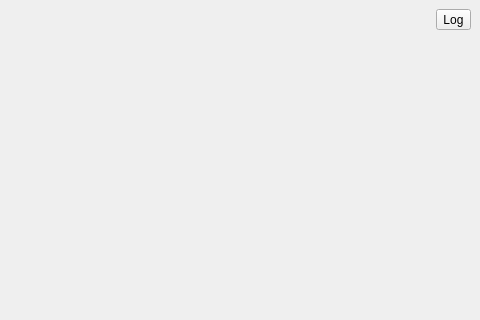
Above: main/mainwindow.ui from MRsoymilk/MySerial before the change; both pictures show x 320 to 800 and y 0 to 320 of the 800 by 600 pixel window. Below: the same form after it.
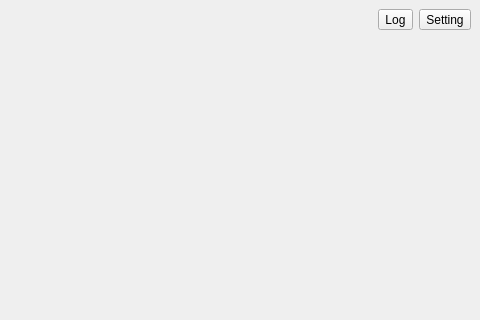
That is the form after the change.

The edit to the form file:
```diff
--- a/main/mainwindow.ui
+++ b/main/mainwindow.ui
@@ -58,6 +58,13 @@
         </property>
        </widget>
       </item>
+      <item>
+       <widget class="QToolButton" name="btnSetting">
+        <property name="text">
+         <string>Setting</string>
+        </property>
+       </widget>
+      </item>
      </layout>
     </item>
     <item row="1" column="0">
```
